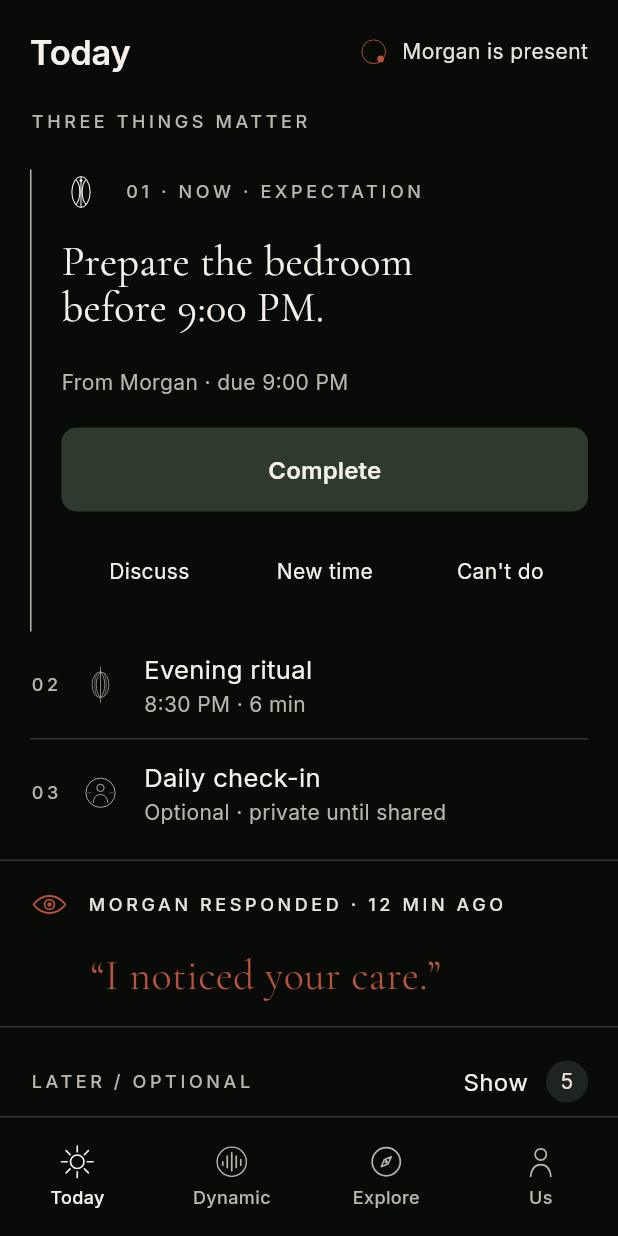
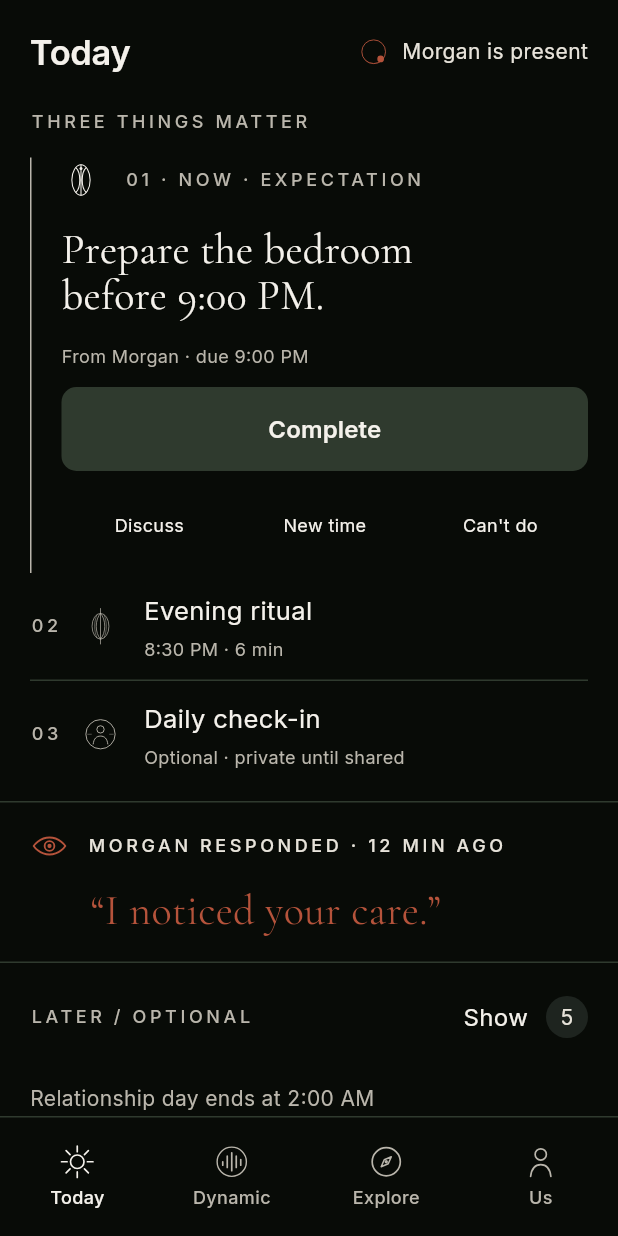
Before and after one commit to jondaiwei-beep/ds-relationship-companion, a Flutter app: the screen it shows after launch, on a phone screen of 412 x 824 dp. Run offline on Flutter 3.47's test engine with Material 3 defaults, Android fonts, the phone set to English and light mode, and no system bars; our stand-ins replace dio, flutter_riverpod, flutter_svg, freezed_annotation, web.

Commit message:
docs: settle SCR-01 rhythm, and write down what the build taught
Codex reviewed layout rhythm and diagnosed the first priority block as
accumulating 35-40px of excess, pushing everything below it down. Tightening
the upper block and relaxing the row interiors brought the whole screen inside
the viewport for the first time — the relationship-day boundary line is now
visible without scrolling, and the bottom navigation lands within 1dp of the
design.

Two documents come out of this screen:

docs/rebuild/how-we-built-scr01.md records the order that worked and the two
ways the first attempts failed — building from the JSON contract without
reading the design image, then measuring pixels by hand when the frozen specs
already carried every value. It also records that the overflow probe found four
real overflows after I had three times blamed the browser, and that consuming
the design system from a second package is what exposed its three unqualified-
path defects. A foundation only its own tests consume is not proven.

design/system/type-in-practice.md maps each kind of content to its role and
names the two gaps the frozen eight do not cover: the serif needs a second size
for a list context (28/31 alongside the ritual 34/42), and supporting copy
needs a step below 14px (12/17). Both have now appeared once; a deviation that
appears twice should become a token.

Also corrected the comparison script. It was reporting band-index alignment as
the headline number, which reads as a regression whenever a block's height
changes. It now asserts what is unambiguous: content fits 844dp and the page
ends where the design ends.

```diff
--- a/client/lib/features/today/presentation/today_screen.dart
+++ b/client/lib/features/today/presentation/today_screen.dart
@@ -66,6 +66,13 @@ class TodayScreen extends StatelessWidget {
 
 const _inset = EdgeInsets.symmetric(horizontal: DsSpacing.space5);
 
+/// Supporting copy on this screen: item metadata and the quiet adjustment
+/// actions. The frozen 14px secondary role reads too heavy against the 28px
+/// headline, so these step down one level while staying well above the
+/// minimum legible size.
+const _supportSize = 12.0;
+const _supportHeight = 17 / 12;
+
 class _Header extends StatelessWidget {
   const _Header();
 
@@ -127,7 +134,7 @@ class _SectionLabel extends StatelessWidget {
   @override
   Widget build(BuildContext context) {
     return Padding(
-      padding: _inset.add(const EdgeInsets.only(bottom: DsSpacing.space6)),
+      padding: _inset.add(const EdgeInsets.only(bottom: DsSpacing.space4)),
       child: Text(
         text,
         style: DsTextStyles.labelRitual.copyWith(
@@ -158,7 +165,7 @@ class _PrimaryExpectation extends StatelessWidget {
                 padding: const EdgeInsets.only(
                   left: DsSpacing.space5,
                   right: DsSpacing.space5,
-                  bottom: DsSpacing.space4,
+                  bottom: DsSpacing.space2,
                 ),
                 child: Column(
                   crossAxisAlignment: CrossAxisAlignment.start,
@@ -197,16 +204,18 @@ class _PrimaryExpectation extends StatelessWidget {
                         height: 31 / 28,
                       ),
                     ),
-                    const SizedBox(height: DsSpacing.space6),
+                    const SizedBox(height: DsSpacing.space4),
                     Text(
                       'From Morgan · due 9:00 PM',
                       style: DsTextStyles.bodySecondary.copyWith(
                         color: DsColors.textOnRitualMuted,
+                        fontSize: _supportSize,
+                        height: _supportHeight,
                       ),
                     ),
-                    const SizedBox(height: DsSpacing.space5),
+                    const SizedBox(height: DsSpacing.space3),
                     const _CompleteButton(),
-                    const SizedBox(height: DsSpacing.space4),
+                    const SizedBox(height: DsSpacing.space3),
                     const _AdjustmentActions(),
                   ],
                 ),
@@ -281,6 +290,8 @@ class _AdjustmentActions extends StatelessWidget {
                     overflow: TextOverflow.fade,
                     style: DsTextStyles.bodySecondary.copyWith(
                       color: DsColors.textOnRitualPrimary,
+                      fontSize: _supportSize,
+                      height: _supportHeight,
                     ),
                   ),
                 ),
@@ -350,12 +361,15 @@ class _CompactRow extends StatelessWidget {
                       fontSize: 17,
                     ),
                   ),
+                  const SizedBox(height: DsSpacing.space1),
                   Text(
                     meta,
                     maxLines: 1,
                     overflow: TextOverflow.ellipsis,
                     style: DsTextStyles.bodySecondary.copyWith(
                       color: DsColors.textOnRitualMuted,
+                      fontSize: _supportSize,
+                      height: _supportHeight,
                     ),
                   ),
                 ],
@@ -412,7 +426,7 @@ class _PartnerResponse extends StatelessWidget {
               ),
             ],
           ),
-          const SizedBox(height: DsSpacing.space4),
+          const SizedBox(height: DsSpacing.space3),
           Padding(
             padding: const EdgeInsets.only(left: DsSpacing.space10),
             child: Text(
```
Also changed, not shown: design/qa/implementation/SCR-01/today-default.png, 4 other files.
